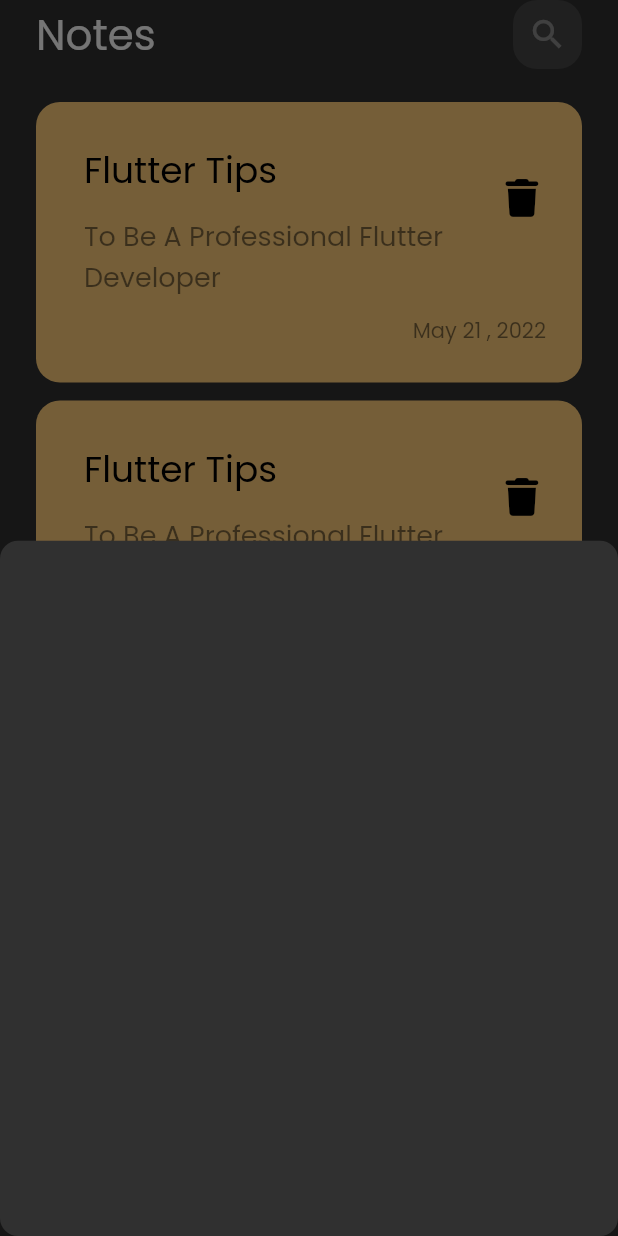
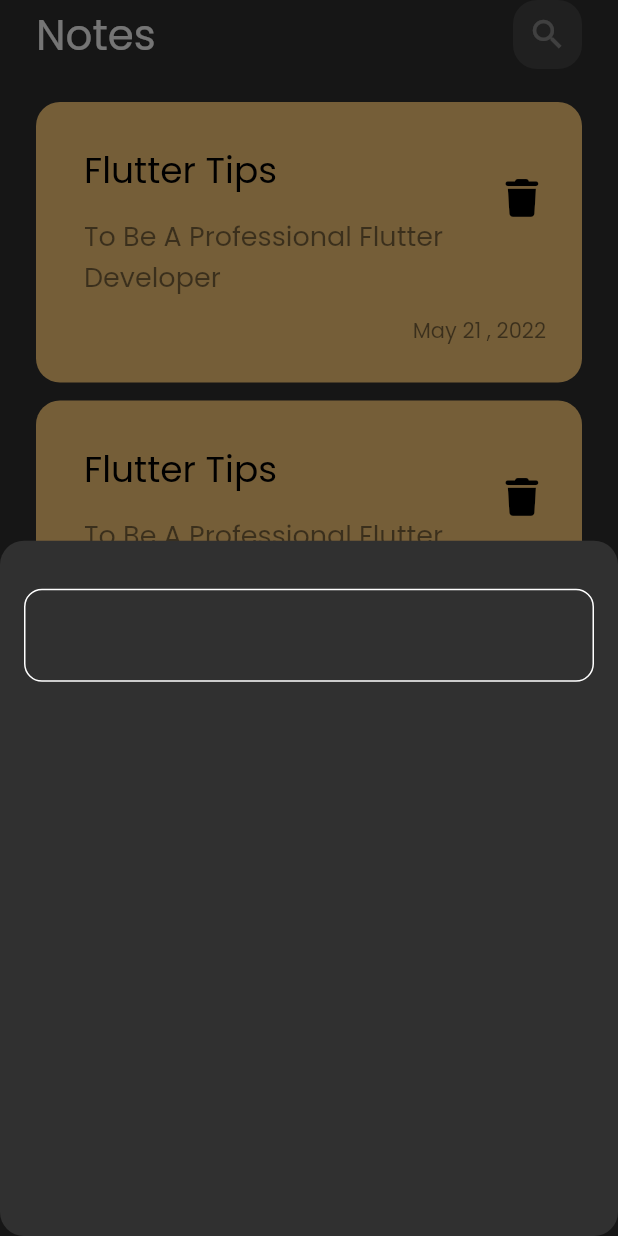
Before and after one commit to 3bary/notes_app, a Flutter app: the screen it shows after launch, after a tap on the "add" icon, on a phone screen of 412 x 824 dp. Run offline on Flutter 3.47's test engine with Material 2 defaults, Android fonts, the phone set to English and light mode, and no system bars; our stand-ins replace font_awesome_flutter.

Commit message:
bottom sheet border and text field

```diff
--- /dev/null
+++ b/lib/constants.dart
@@ -0,0 +1,3 @@
+import 'package:flutter/material.dart';
+
+const kPrimaryColor = Color(0xff53ebd6);
--- a/lib/views/notes_view.dart
+++ b/lib/views/notes_view.dart
@@ -13,7 +13,7 @@ class NotesView extends StatelessWidget {
         onPressed: () {
           showModalBottomSheet(
               shape: RoundedRectangleBorder(
-                  borderRadius: BorderRadius.circular(12.0)
+                  borderRadius: BorderRadius.circular(16.0)
               ),
               context: context,
               builder: (context) => const AddNoteBottomSheet()
--- a/lib/views/widgets/add_note_bottom_sheet.dart
+++ b/lib/views/widgets/add_note_bottom_sheet.dart
@@ -1,10 +1,19 @@
 import 'package:flutter/material.dart';
+import 'package:notes_app/views/widgets/custom_text_field.dart';
 
 class AddNoteBottomSheet extends StatelessWidget {
   const AddNoteBottomSheet({Key? key}) : super(key: key);
 
   @override
   Widget build(BuildContext context) {
-    return Container();
+    return Padding(
+      padding: const EdgeInsets.symmetric(horizontal: 16.0),
+      child: Column(
+        children: const [
+          SizedBox(height: 32,),
+          CustomTextField(),
+        ],
+      ),
+    );
   }
 }
--- /dev/null
+++ b/lib/views/widgets/custom_text_field.dart
@@ -0,0 +1,29 @@
+import 'package:flutter/material.dart';
+import 'package:notes_app/constants.dart';
+
+class CustomTextField extends StatelessWidget {
+  const CustomTextField(
+      {super.key, this.onChanged, this.hintText, this.keyboardType});
+  final Function(String)? onChanged;
+  final String? hintText;
+  final TextInputType? keyboardType;
+  @override
+  Widget build(BuildContext context) {
+    return TextField(
+      cursorColor: kPrimaryColor,
+      style: const TextStyle(color: Colors.black),
+      onChanged: onChanged,
+      keyboardType: keyboardType,
+      decoration: InputDecoration(
+        enabledBorder: buildBorder(),
+        focusedBorder: buildBorder(kPrimaryColor),
+        border: buildBorder(),
+        hintText: hintText,
+      ),
+    );
+  }
+
+  OutlineInputBorder buildBorder([color]) => OutlineInputBorder(
+      borderSide: BorderSide(color: color ?? Colors.white),
+      borderRadius: BorderRadius.circular(12));
+}
```
